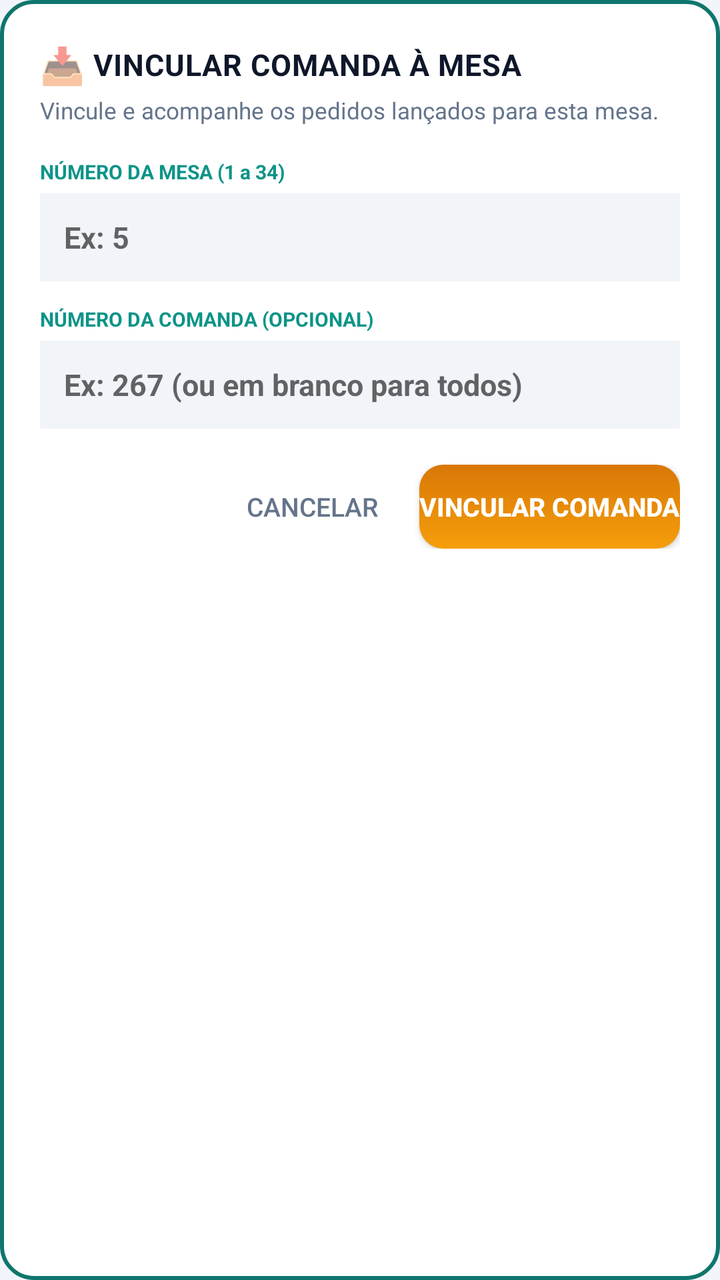
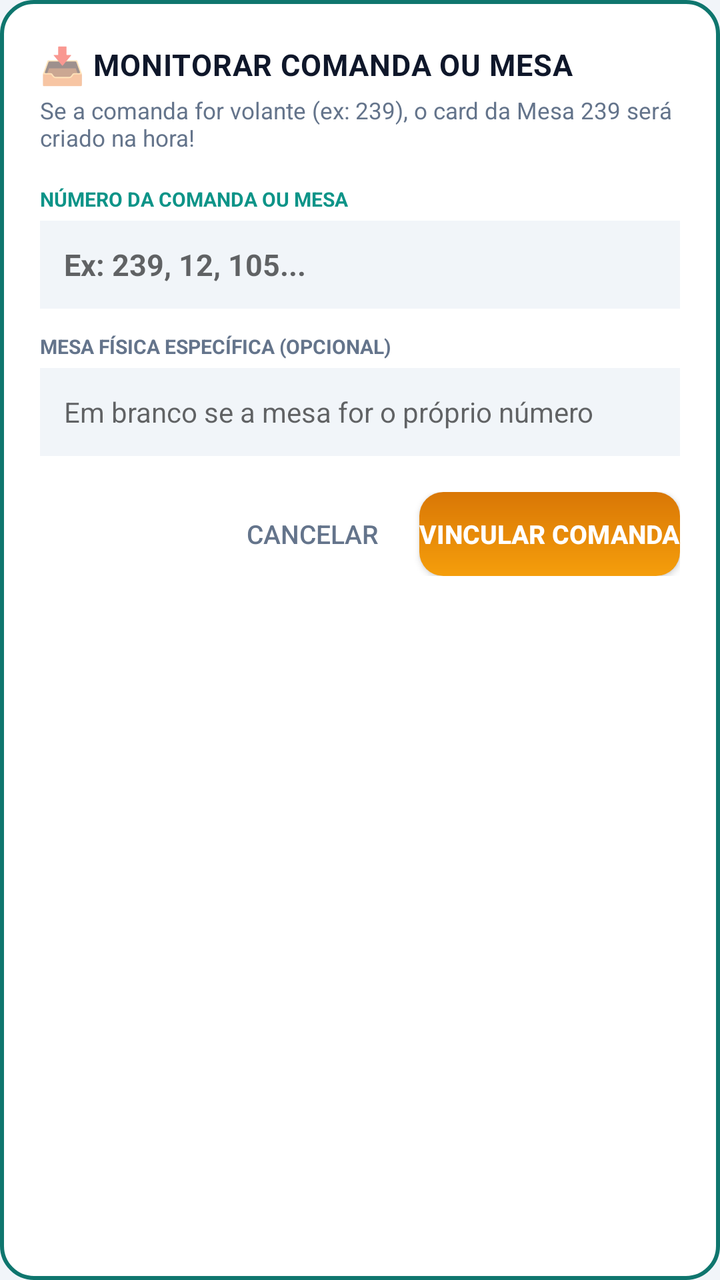

An Android layout rendered at two revisions. The XML below is the earlier revision; the diff shows what the commit changed to produce the second picture.
<!-- AndroidManifest.xml: application theme Theme.AppMesas -->
<!-- res/layout/dialog_buscar_mesa_servidor.xml -->
<?xml version="1.0" encoding="utf-8"?>
<LinearLayout xmlns:android="http://schemas.android.com/apk/res/android"
    xmlns:app="http://schemas.android.com/apk/res-auto"
    android:layout_width="match_parent"
    android:layout_height="wrap_content"
    android:orientation="vertical"
    android:background="@drawable/bg_floating_panel"
    android:padding="20dp">

    
    <LinearLayout
        android:layout_width="match_parent"
        android:layout_height="wrap_content"
        android:orientation="horizontal"
        android:gravity="center_vertical">

        <TextView
            android:layout_width="wrap_content"
            android:layout_height="wrap_content"
            android:text="📥 "
            android:textSize="18sp" />

        <TextView
            android:id="@+id/tvTituloDialogServidor"
            android:layout_width="wrap_content"
            android:layout_height="wrap_content"
            android:text="VINCULAR COMANDA À MESA"
            android:textColor="#0F172A"
            android:textSize="15sp"
            android:textStyle="bold"
            android:letterSpacing="0.02" />
    </LinearLayout>

    <TextView
        android:id="@+id/tvSubtituloDialogServidor"
        android:layout_width="wrap_content"
        android:layout_height="wrap_content"
        android:layout_marginTop="3dp"
        android:text="Vincule e acompanhe os pedidos lançados para esta mesa."
        android:textColor="#64748B"
        android:textSize="11.5sp" />

    
    <TextView
        android:id="@+id/tvLabelCampo1"
        android:layout_width="wrap_content"
        android:layout_height="wrap_content"
        android:layout_marginTop="16dp"
        android:text="NÚMERO DA MESA (1 a 34)"
        android:textColor="#0D9488"
        android:textSize="10sp"
        android:textStyle="bold" />

    <EditText
        android:id="@+id/etDialogMesa"
        android:layout_width="match_parent"
        android:layout_height="44dp"
        android:layout_marginTop="4dp"
        android:background="#F1F5F9"
        android:hint="Ex: 5"
        android:inputType="number"
        android:paddingStart="12dp"
        android:paddingEnd="12dp"
        android:textColor="#0F172A"
        android:textSize="15sp"
        android:textStyle="bold" />

    
    <TextView
        android:id="@+id/tvLabelCampo2"
        android:layout_width="wrap_content"
        android:layout_height="wrap_content"
        android:layout_marginTop="12dp"
        android:text="NÚMERO DA COMANDA (OPCIONAL)"
        android:textColor="#0D9488"
        android:textSize="10sp"
        android:textStyle="bold" />

    <EditText
        android:id="@+id/etDialogComanda"
        android:layout_width="match_parent"
        android:layout_height="44dp"
        android:layout_marginTop="4dp"
        android:background="#F1F5F9"
        android:hint="Ex: 267 (ou em branco para todos)"
        android:inputType="number"
        android:paddingStart="12dp"
        android:paddingEnd="12dp"
        android:textColor="#0F172A"
        android:textSize="15sp"
        android:textStyle="bold" />

    
    <TextView
        android:id="@+id/tvStatusBuscaServidor"
        android:layout_width="match_parent"
        android:layout_height="wrap_content"
        android:layout_marginTop="8dp"
        android:text=""
        android:textColor="#D97706"
        android:textSize="11sp"
        android:visibility="gone" />

    
    <com.google.android.material.button.MaterialButton
        android:id="@+id/btnVerificarUpdatesDialog"
        style="@style/Widget.MaterialComponents.Button.OutlinedButton"
        android:layout_width="match_parent"
        android:layout_height="42dp"
        android:layout_marginTop="12dp"
        android:text="🚀 VERIFICAR ATUALIZAÇÃO DO APP"
        android:textColor="#059669"
        android:textSize="11sp"
        android:textStyle="bold"
        app:strokeColor="#10B981"
        app:strokeWidth="1.5dp"
        app:cornerRadius="10dp"
        android:visibility="gone" />

    
    <com.google.android.material.button.MaterialButton
        android:id="@+id/btnToggleKeepScreenOn"
        style="@style/Widget.MaterialComponents.Button.OutlinedButton"
        android:layout_width="match_parent"
        android:layout_height="42dp"
        android:layout_marginTop="8dp"
        android:text="💡 MANTER TELA SEMPRE LIGADA: LIGADO"
        android:textColor="#0284C7"
        android:textSize="11sp"
        android:textStyle="bold"
        app:strokeColor="#38BDF8"
        app:strokeWidth="1.5dp"
        app:cornerRadius="10dp"
        android:visibility="gone" />

    
    <LinearLayout
        android:layout_width="match_parent"
        android:layout_height="wrap_content"
        android:layout_marginTop="18dp"
        android:orientation="horizontal"
        android:gravity="end">

        <Button
            android:id="@+id/btnCancelarBuscarServidor"
            style="?android:attr/borderlessButtonStyle"
            android:layout_width="wrap_content"
            android:layout_height="42dp"
            android:text="Cancelar"
            android:textColor="#64748B"
            android:textSize="13sp" />

        <Button
            android:id="@+id/btnConfirmarBuscarServidor"
            android:layout_width="wrap_content"
            android:layout_height="42dp"
            android:layout_marginStart="8dp"
            android:background="@drawable/bg_button_gradient_amber"
            android:text="Vincular Comanda"
            android:textColor="#FFFFFF"
            android:textSize="13sp"
            android:textStyle="bold" />
    </LinearLayout>
</LinearLayout>
<!-- resources referenced by this layout -->
<resources>
  <!-- drawable bg_button_gradient_amber (drawable) -->
  <?xml version="1.0" encoding="utf-8"?>
  <ripple xmlns:android="http://schemas.android.com/apk/res/android"
      android:color="#40FFFFFF">
      <item>
          <shape android:shape="rectangle">
              <gradient
                  android:startColor="#F59E0B"
                  android:endColor="#D97706"
                  android:angle="90" />
              <corners android:radius="12dp" />
          </shape>
      </item>
  </ripple>
  <!-- drawable bg_floating_panel (drawable) -->
  <?xml version="1.0" encoding="utf-8"?>
  <shape xmlns:android="http://schemas.android.com/apk/res/android"
      android:shape="rectangle">
      <solid android:color="#FFFFFF" />
      <corners android:radius="16dp" />
      <stroke
          android:width="2dp"
          android:color="#0F766E" />
  </shape>
  <style name="Theme.AppMesas" parent="Theme.MaterialComponents.Light.NoActionBar">
          <item name="colorPrimary">@color/purple_500</item>
          <item name="colorPrimaryVariant">@color/purple_700</item>
          <item name="colorOnPrimary">@color/white</item>
          <item name="colorSecondary">@color/teal_700</item>
          <item name="colorSecondaryVariant">@color/teal_700</item>
          <item name="colorOnSecondary">@color/white</item>
          <item name="android:statusBarColor">@color/bg_header</item>
          <item name="android:navigationBarColor">@color/bg_dark</item>
          <item name="android:windowLightStatusBar">false</item>
          <item name="android:windowBackground">@color/bg_dark</item>
          <item name="android:textSize">15sp</item>
      </style>
  <color name="purple_500">#0F172A</color>
  <color name="purple_700">#09101D</color>
  <color name="white">#FFFFFF</color>
  <color name="teal_700">#0D9488</color>
  <color name="bg_header">#0F172A</color>
  <color name="bg_dark">#F1F5F9</color>
</resources>

<!-- the commit's change to res/layout/dialog_buscar_mesa_servidor.xml (unified diff, before → after) -->
@@ -24,7 +24,7 @@
             android:id="@+id/tvTituloDialogServidor"
             android:layout_width="wrap_content"
             android:layout_height="wrap_content"
-            android:text="VINCULAR COMANDA À MESA"
+            android:text="MONITORAR COMANDA OU MESA"
             android:textColor="#0F172A"
             android:textSize="15sp"
             android:textStyle="bold"
@@ -36,7 +36,7 @@
         android:layout_width="wrap_content"
         android:layout_height="wrap_content"
         android:layout_marginTop="3dp"
-        android:text="Vincule e acompanhe os pedidos lançados para esta mesa."
+        android:text="Se a comanda for volante (ex: 239), o card da Mesa 239 será criado na hora!"
         android:textColor="#64748B"
         android:textSize="11.5sp" />
 
@@ -46,7 +46,7 @@
         android:layout_width="wrap_content"
         android:layout_height="wrap_content"
         android:layout_marginTop="16dp"
-        android:text="NÚMERO DA MESA (1 a 34)"
+        android:text="NÚMERO DA COMANDA OU MESA"
         android:textColor="#0D9488"
         android:textSize="10sp"
         android:textStyle="bold" />
@@ -57,7 +57,7 @@
         android:layout_height="44dp"
         android:layout_marginTop="4dp"
         android:background="#F1F5F9"
-        android:hint="Ex: 5"
+        android:hint="Ex: 239, 12, 105..."
         android:inputType="number"
         android:paddingStart="12dp"
         android:paddingEnd="12dp"
@@ -71,8 +71,8 @@
         android:layout_width="wrap_content"
         android:layout_height="wrap_content"
         android:layout_marginTop="12dp"
-        android:text="NÚMERO DA COMANDA (OPCIONAL)"
-        android:textColor="#0D9488"
+        android:text="MESA FÍSICA ESPECÍFICA (OPCIONAL)"
+        android:textColor="#64748B"
         android:textSize="10sp"
         android:textStyle="bold" />
 
@@ -82,13 +82,12 @@
         android:layout_height="44dp"
         android:layout_marginTop="4dp"
         android:background="#F1F5F9"
-        android:hint="Ex: 267 (ou em branco para todos)"
+        android:hint="Em branco se a mesa for o próprio número"
         android:inputType="number"
         android:paddingStart="12dp"
         android:paddingEnd="12dp"
         android:textColor="#0F172A"
-        android:textSize="15sp"
-        android:textStyle="bold" />
+        android:textSize="14sp" />
 
     
     <TextView
